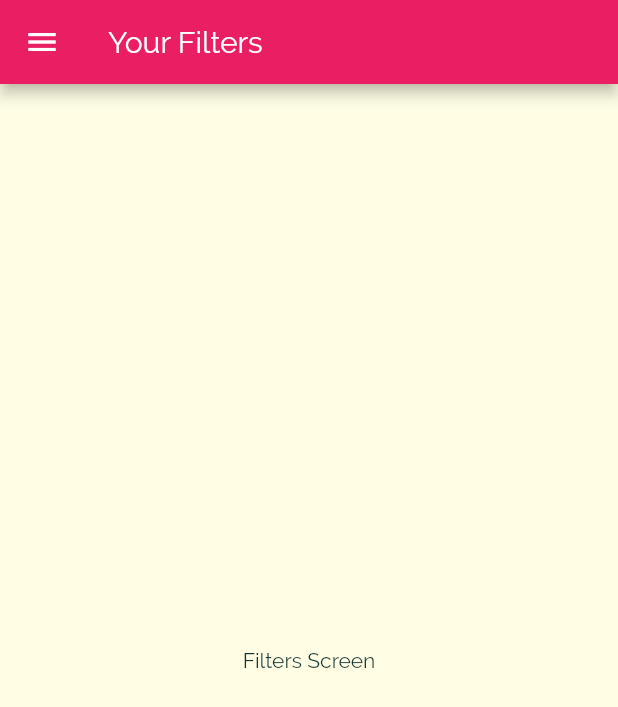
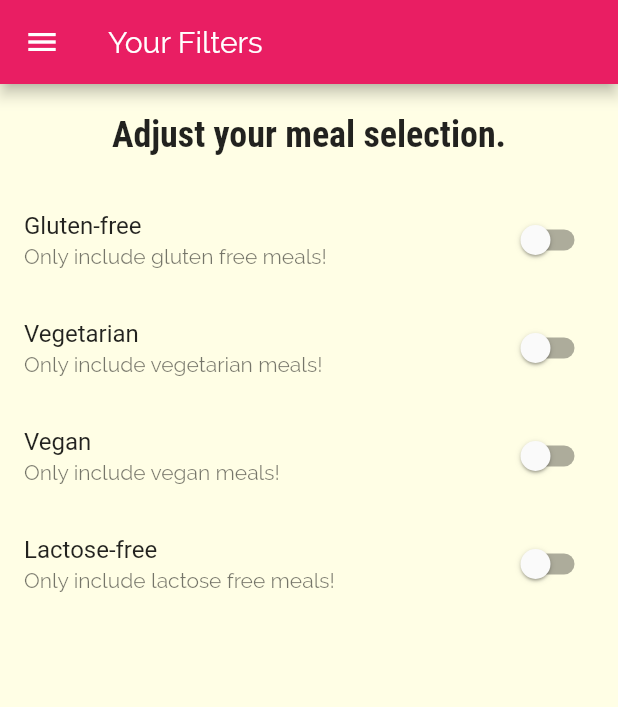
Before and after one commit to abdulmuttaleb/flutter_delhi_meals, a Flutter app: the FiltersScreen screen opened by its route, on a phone screen of 412 x 824 dp. Shown: the top 707 px of the screen. Run offline on Flutter 3.47's test engine with Material 2 defaults, Android fonts, the phone set to English and light mode, and no system bars.

Commit message:
- populating filters screen

```diff
--- a/lib/screens/filters_screen.dart
+++ b/lib/screens/filters_screen.dart
@@ -1,9 +1,29 @@
 import 'package:deli_meals/widgets/main_drawer.dart';
 import 'package:flutter/material.dart';
 
-class FiltersScreen extends StatelessWidget {
+class FiltersScreen extends StatefulWidget {
 
   static const routeName = '/filters';
+
+  @override
+  _FiltersScreenState createState() => _FiltersScreenState();
+}
+
+class _FiltersScreenState extends State<FiltersScreen> {
+
+  var _glutenFree = false;
+  var _vegetarian = false;
+  var _vegan = false;
+  var _lactoseFree = false;
+
+  Widget _buildSwitchListTile(String title, String description,bool currentValue, Function updateValue){
+    return SwitchListTile(
+        title: Text(title),
+        value: currentValue,
+        subtitle: Text(description),
+        onChanged: (newValue) => updateValue(newValue)
+    );
+  }
 
   @override
   Widget build(BuildContext context) {
@@ -11,7 +31,61 @@ class FiltersScreen extends StatelessWidget {
       appBar: AppBar(title: Text('Your Filters'),),
       drawer: MainDrawer(),
       body: Center(
-        child: Text('Filters Screen'),
+          child: Column(
+            children: <Widget>[
+              Container(
+                padding: EdgeInsets.all(20),
+                child: Text(
+                  'Adjust your meal selection.',
+                  style: Theme.of(context).textTheme.headline6,
+                ),
+              ),
+              Expanded(
+                child: ListView(
+                  children: <Widget>[
+                    _buildSwitchListTile(
+                        'Gluten-free',
+                        'Only include gluten free meals!',
+                        _glutenFree,
+                            (newValue){
+                              setState(() {
+                                _glutenFree = newValue;
+                              });
+                        }),
+                    _buildSwitchListTile(
+                        'Vegetarian',
+                        'Only include vegetarian meals!',
+                        _vegetarian,
+                            (newValue){
+                          setState(() {
+                            _vegetarian = newValue;
+                          });
+                        }),
+                    _buildSwitchListTile(
+                        'Vegan',
+                        'Only include vegan meals!',
+                        _vegan,
+                            (newValue){
+                              print('vegan: $newValue');
+                              setState(() {
+                            _vegan = newValue;
+                          });
+                        }),
+                    _buildSwitchListTile(
+                        'Lactose-free',
+                        'Only include lactose free meals!',
+                        _lactoseFree,
+                            (newValue){
+                          print('lactose: $newValue');
+                          setState(() {
+                            _lactoseFree = newValue;
+                          });
+                        })
+                  ],
+                ),
+              )
+            ],
+          )
       ),
     );
   }
```
